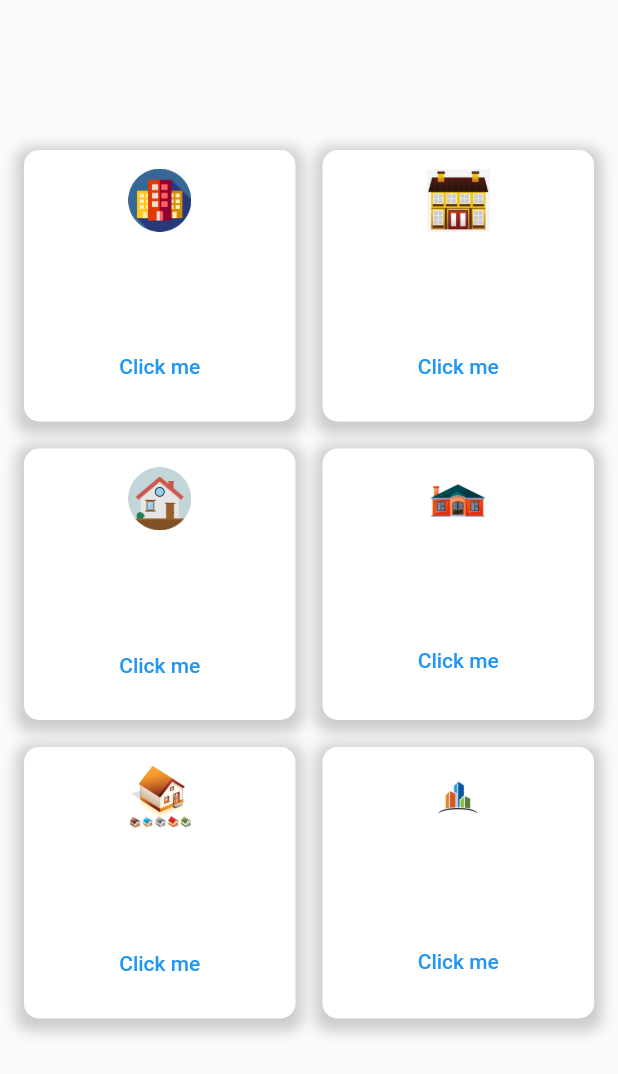
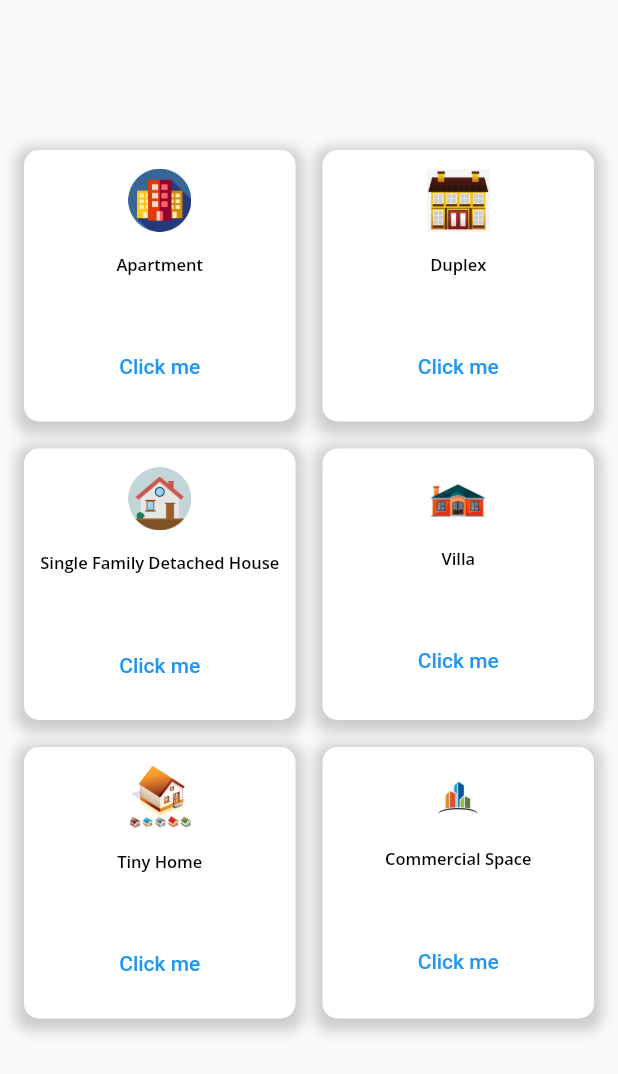
Before and after one commit to nayeem202/HouseRentalManagement-Flutter, a Flutter app: the CategoryPage widget shown alone on an empty page, opened directly, on a phone screen of 412 x 824 dp. Shown: the top 1074 px of the screen. Run offline on Flutter 3.47's test engine with Material 2 defaults, Android fonts, the phone set to English and light mode, and no system bars; our stand-ins replace fluttertoast, freezed_annotation, google_fonts; missing offline and left inert: fluid_bottom_nav_bar; network calls fail.

Commit message:
categorySearch

```diff
--- a/lib/views/category/categorygriddashboard.dart
+++ b/lib/views/category/categorygriddashboard.dart
@@ -37,7 +37,7 @@ class CategoryPage extends StatelessWidget {
   );
   Items item6 = new Items(
     title: "Commercial Space",
-    subtitle: "",
+    subtitle: "Commercial Space",
     img: "assets/image/commercial.jpg",
   );
 
@@ -88,7 +88,7 @@ class CategoryPage extends StatelessWidget {
                   data.title,
                   style: GoogleFonts.openSans(
                       textStyle: TextStyle(
-                          color: Colors.white,
+                          color: Colors.black,
                           fontSize: 11,
                           fontWeight: FontWeight.w600)),
                 ),
```
